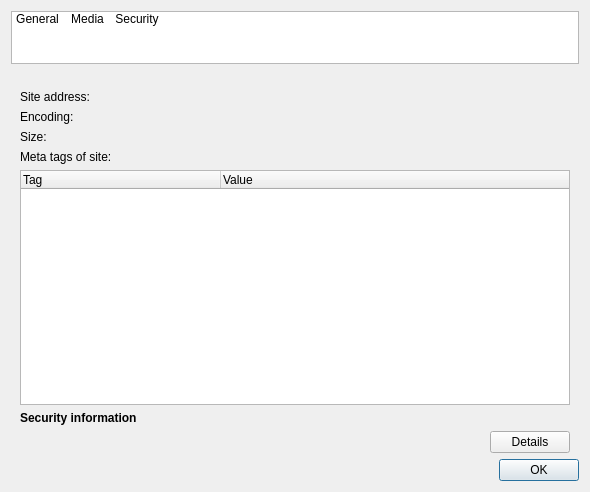
Above: src/lib/webview/siteinfo.ui from QupZilla/qupzilla before the change. Below: the same form after it.
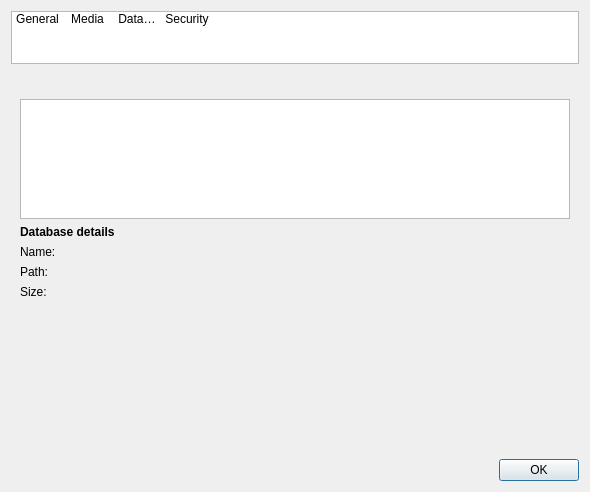
That is the form after the change. The open tabs and pages were chosen to show the change. Custom widgets are drawn as their Qt base class.

Commit message: Added new page into Site Info: Databases. - shows all used web databases on the site

Diff of the .ui file:
```diff
--- a/src/lib/webview/siteinfo.ui
+++ b/src/lib/webview/siteinfo.ui
@@ -59,6 +59,11 @@
        <string>Media</string>
       </property>
      </item>
+     <item>
+      <property name="text">
+       <string>Databases</string>
+      </property>
+     </item>
      <item>
       <property name="text">
        <string>Security</string>
@@ -327,6 +332,95 @@
        </item>
       </layout>
      </widget>
+     <widget class="QWidget" name="page_4">
+      <layout class="QVBoxLayout" name="verticalLayout_4">
+       <item>
+        <widget class="QListWidget" name="databaseList">
+         <property name="maximumSize">
+          <size>
+           <width>16777215</width>
+           <height>120</height>
+          </size>
+         </property>
+        </widget>
+       </item>
+       <item>
+        <widget class="QLabel" name="label_10">
+         <property name="text">
+          <string>&lt;b&gt;Database details&lt;/b&gt;</string>
+         </property>
+        </widget>
+       </item>
+       <item>
+        <layout class="QFormLayout" name="formLayout_2">
+         <item row="0" column="0">
+          <widget class="QLabel" name="label">
+           <property name="text">
+            <string>Name:</string>
+           </property>
+          </widget>
+         </item>
+         <item row="1" column="0">
+          <widget class="QLabel" name="label_4">
+           <property name="text">
+            <string>Path:</string>
+           </property>
+          </widget>
+         </item>
+         <item row="2" column="0">
+          <widget class="QLabel" name="label_8">
+           <property name="text">
+            <string>Size:</string>
+           </property>
+          </widget>
+         </item>
+         <item row="1" column="1">
+          <widget class="SqueezeLabelV2" name="databasePath">
+           <property name="text">
+            <string>&lt;database not selected&gt;</string>
+           </property>
+           <property name="textInteractionFlags">
+            <set>Qt::LinksAccessibleByMouse|Qt::TextSelectableByMouse</set>
+           </property>
+          </widget>
+         </item>
+         <item row="0" column="1">
+          <widget class="SqueezeLabelV2" name="databaseName">
+           <property name="text">
+            <string>&lt;database not selected&gt;</string>
+           </property>
+           <property name="textInteractionFlags">
+            <set>Qt::LinksAccessibleByMouse|Qt::TextSelectableByMouse</set>
+           </property>
+          </widget>
+         </item>
+         <item row="2" column="1">
+          <widget class="SqueezeLabelV2" name="databaseSize">
+           <property name="text">
+            <string>&lt;database not selected&gt;</string>
+           </property>
+           <property name="textInteractionFlags">
+            <set>Qt::LinksAccessibleByMouse|Qt::TextSelectableByMouse</set>
+           </property>
+          </widget>
+         </item>
+        </layout>
+       </item>
+       <item>
+        <spacer name="verticalSpacer_2">
+         <property name="orientation">
+          <enum>Qt::Vertical</enum>
+         </property>
+         <property name="sizeHint" stdset="0">
+          <size>
+           <width>20</width>
+           <height>124</height>
+          </size>
+         </property>
+        </spacer>
+       </item>
+      </layout>
+     </widget>
      <widget class="QWidget" name="page_2">
       <layout class="QGridLayout" name="gridLayout_4">
        <property name="topMargin">
```
Left out of the diff: 23 changed lines with no effect on the pictures. The commit also changes 19 other files.
